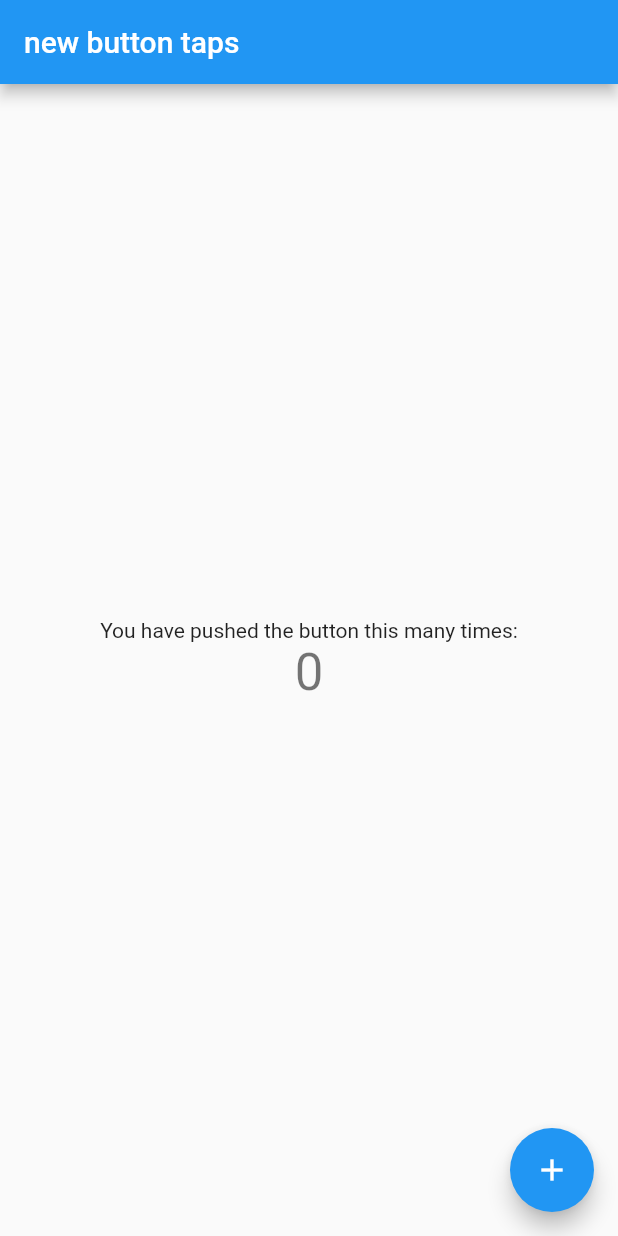
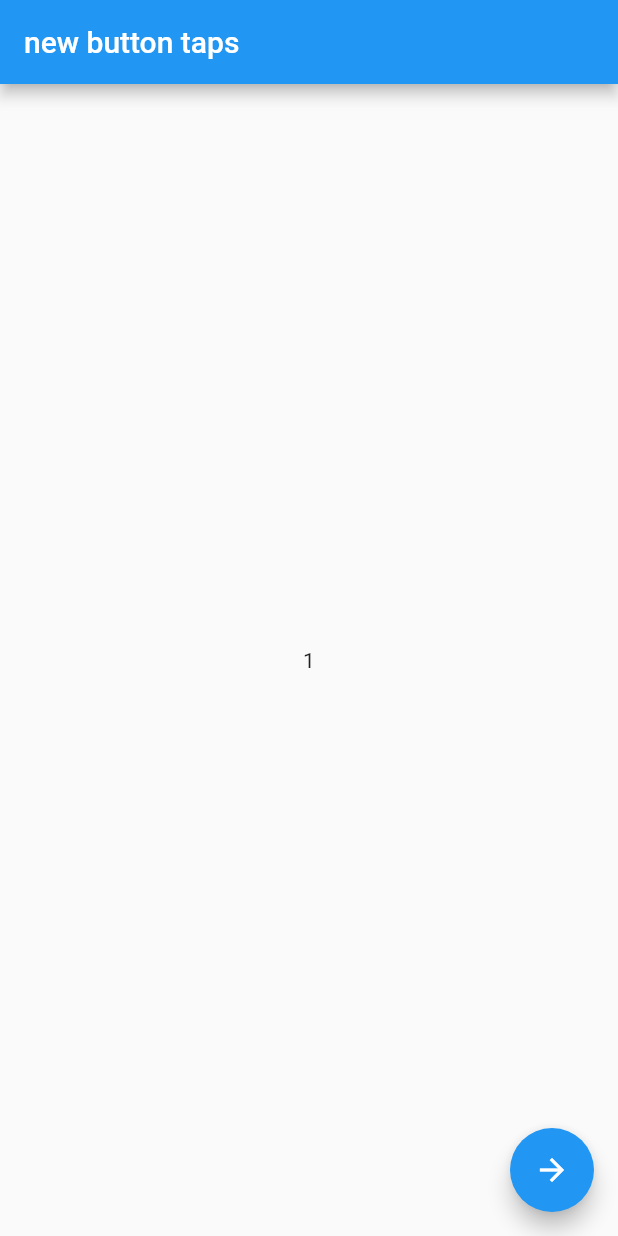
Before and after one commit to jtmuller5/trial_by_fire, a Flutter app: the screen it shows after launch, on a phone screen of 412 x 824 dp. Run offline on Flutter 3.47's test engine with Material 2 defaults, Android fonts, the phone set to English and light mode, and no system bars.

Commit message:
Update main.dart

```diff
--- a/lib/main.dart
+++ b/lib/main.dart
@@ -7,23 +7,11 @@
 class MyApp extends StatelessWidget {
   const MyApp({Key? key}) : super(key: key);
 
-  // This widget is the root of your application.
   @override
   Widget build(BuildContext context) {
     return MaterialApp(
       title: 'Flutter Demo',
-      theme: ThemeData(
-        // This is the theme of your application.
-        //
-        // Try running your application with "flutter run". You'll see the
-        // application has a blue toolbar. Then, without quitting the app, try
-        // changing the primarySwatch below to Colors.green and then invoke
-        // "hot reload" (press "r" in the console where you ran "flutter run",
-        // or simply save your changes to "hot reload" in a Flutter IDE).
-        // Notice that the counter didn't reset back to zero; the application
-        // is not restarted.
-        primarySwatch: Colors.blue,
-      ),
+      theme: ThemeData(primarySwatch: Colors.blue),
       home: const MyHomePage(title: 'new button taps'),
     );
   }
@@ -32,15 +20,6 @@
 class MyHomePage extends StatefulWidget {
   const MyHomePage({Key? key, required this.title}) : super(key: key);
 
-  // This widget is the home page of your application. It is stateful, meaning
-  // that it has a State object (defined below) that contains fields that affect
-  // how it looks.
-
-  // This class is the configuration for the state. It holds the values (in this
-  // case the title) provided by the parent (in this case the App widget) and
-  // used by the build method of the State. Fields in a Widget subclass are
-  // always marked "final".
-
   final String title;
 
   @override
@@ -48,68 +27,19 @@
 }
 
 class _MyHomePageState extends State<MyHomePage> {
-  int _counter = 0;
-
-  void _incrementCounter() {
-    setState(() {
-      // This call to setState tells the Flutter framework that something has
-      // changed in this State, which causes it to rerun the build method below
-      // so that the display can reflect the updated values. If we changed
-      // _counter without calling setState(), then the build method would not be
-      // called again, and so nothing would appear to happen.
-      _counter++;
-    });
-  }
-
   @override
   Widget build(BuildContext context) {
-    // This method is rerun every time setState is called, for instance as done
-    // by the _incrementCounter method above.
-    //
-    // The Flutter framework has been optimized to make rerunning build methods
-    // fast, so that you can just rebuild anything that needs updating rather
-    // than having to individually change instances of widgets.
+
     return Scaffold(
       appBar: AppBar(
-        // Here we take the value from the MyHomePage object that was created by
-        // the App.build method, and use it to set our appbar title.
         title: Text(widget.title),
       ),
-      body: Center(
-        // Center is a layout widget. It takes a single child and positions it
-        // in the middle of the parent.
-        child: Column(
-          // Column is also a layout widget. It takes a list of children and
-          // arranges them vertically. By default, it sizes itself to fit its
-          // children horizontally, and tries to be as tall as its parent.
-          //
-          // Invoke "debug painting" (press "p" in the console, choose the
-          // "Toggle Debug Paint" action from the Flutter Inspector in Android
-          // Studio, or the "Toggle Debug Paint" command in Visual Studio Code)
-          // to see the wireframe for each widget.
-          //
-          // Column has various properties to control how it sizes itself and
-          // how it positions its children. Here we use mainAxisAlignment to
-          // center the children vertically; the main axis here is the vertical
-          // axis because Columns are vertical (the cross axis would be
-          // horizontal).
-          mainAxisAlignment: MainAxisAlignment.center,
-          children: <Widget>[
-            const Text(
-              'You have pushed the button this many times:',
-            ),
-            Text(
-              '$_counter',
-              style: Theme.of(context).textTheme.headline4,
-            ),
-          ],
-        ),
+      body: const Center(child: Text('1')),
+      floatingActionButton: FloatingActionButton(
+        onPressed: () {},
+        tooltip: 'Next screen',
+        child: const Icon(Icons.arrow_forward_outlined),
       ),
-      floatingActionButton: FloatingActionButton(
-        onPressed: _incrementCounter,
-        tooltip: 'Increment',
-        child: const Icon(Icons.add),
-      ), // This trailing comma makes auto-formatting nicer for build methods.
     );
   }
 }
```
